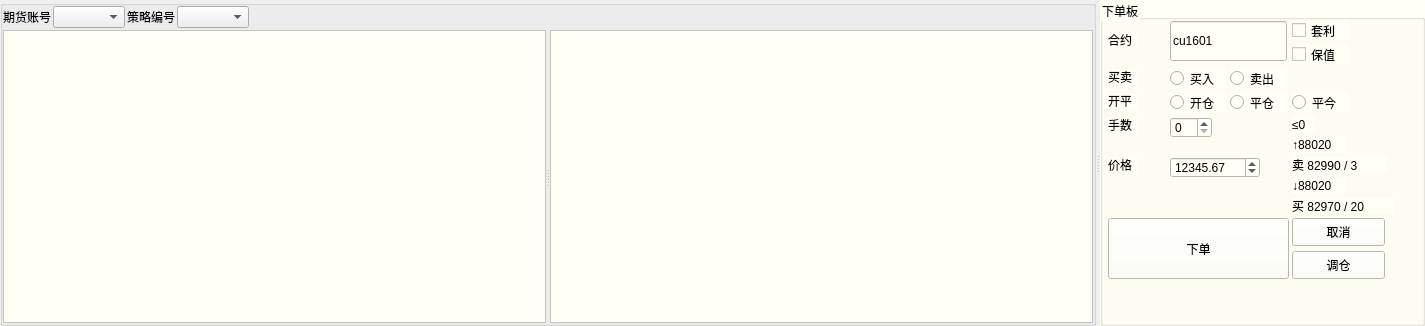
Above: PyCTP_Client/PyCTP_ClientUI/QOrderWidget.ui from yuwangying/PySgit before the change. Below: the same form after it.
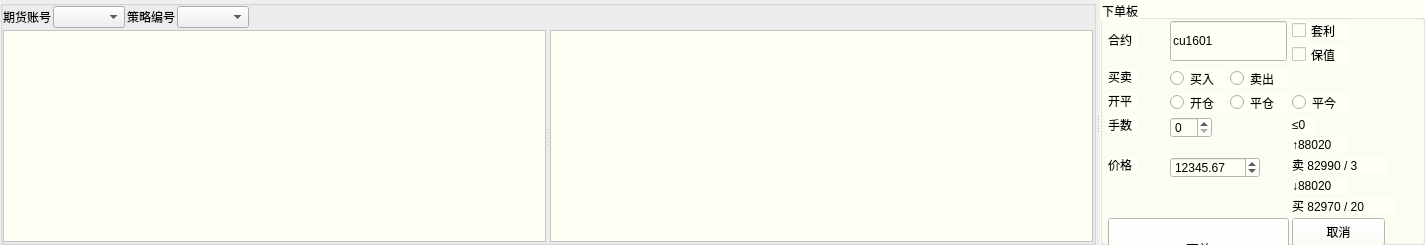
That is the form after the change.

Patch:
```diff
--- a/PyCTP_Client/PyCTP_ClientUI/QOrderWidget.ui
+++ b/PyCTP_Client/PyCTP_ClientUI/QOrderWidget.ui
@@ -7,9 +7,21 @@
     <x>0</x>
     <y>0</y>
     <width>1425</width>
-    <height>326</height>
+    <height>245</height>
    </rect>
   </property>
+  <property name="sizePolicy">
+   <sizepolicy hsizetype="Preferred" vsizetype="Minimum">
+    <horstretch>0</horstretch>
+    <verstretch>0</verstretch>
+   </sizepolicy>
+  </property>
+  <property name="minimumSize">
+   <size>
+    <width>0</width>
+    <height>245</height>
+   </size>
+  </property>
   <property name="windowTitle">
    <string>Form</string>
   </property>
```
